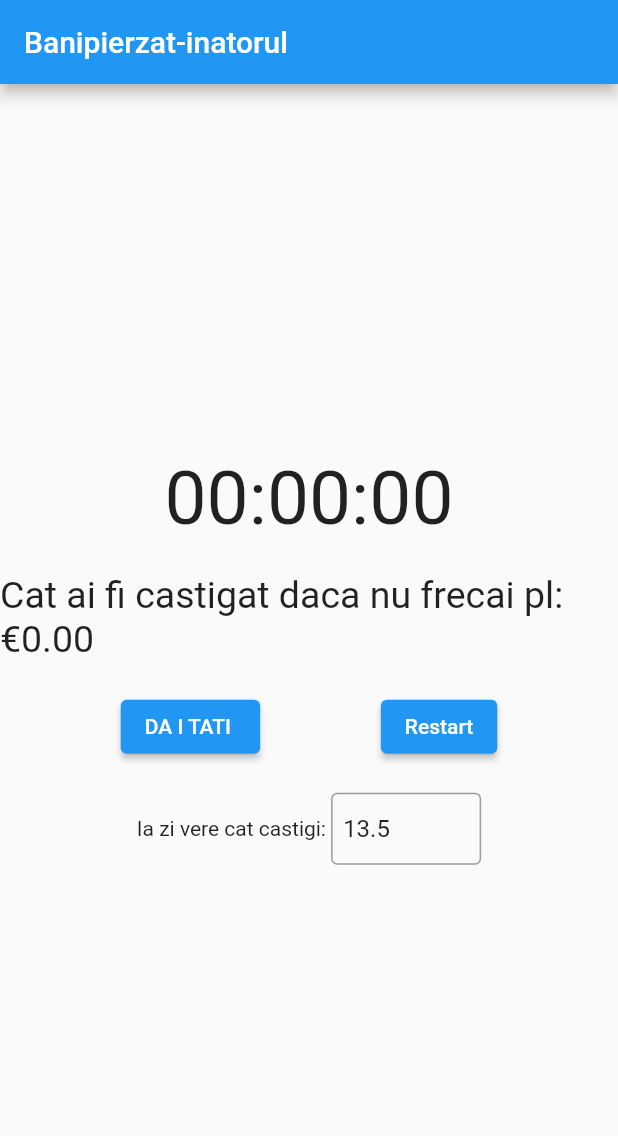
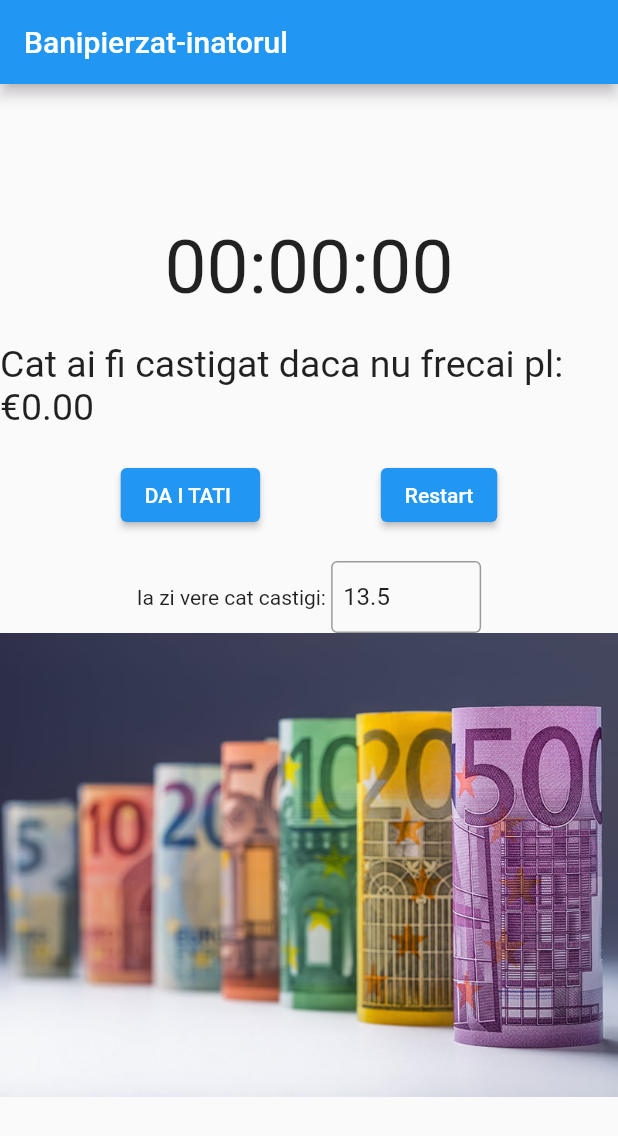
Before and after one commit to apoticon/lost_money, a Flutter app: the screen it shows after launch, on a phone screen of 412 x 824 dp. Shown: the top 1136 px of the screen. Run offline on Flutter 3.47's test engine with Material 2 defaults, Android fonts, the phone set to English and light mode, and no system bars.

Commit message:
added picture to mainscreen

```diff
--- a/lib/main.dart
+++ b/lib/main.dart
@@ -1,5 +1,6 @@
 import 'package:flutter/material.dart';
 import 'dart:async';
+import 'package:flutter/widgets.dart';
 
 class StopwatchApp extends StatefulWidget {
   @override
@@ -110,6 +111,13 @@ class StopwatchAppState extends State<StopwatchApp> {
                 ),
               ],
             ),
+            Positioned(
+              top: 0.0,
+              right: 0.0,
+              child: Image.asset(
+                "assets/images/euroi.jpg",
+              ),
+            ),
           ],
         ),
       ),
--- a/pubspec.yaml
+++ b/pubspec.yaml
@@ -52,6 +52,8 @@ dev_dependencies:
 
 # The following section is specific to Flutter packages.
 flutter:
+  assets:
+    - assets/images/
 
   # The following line ensures that the Material Icons font is
   # included with your application, so that you can use the icons in
```
Also changed, not shown: assets/images/euroi.jpg (added), 2 other files.
